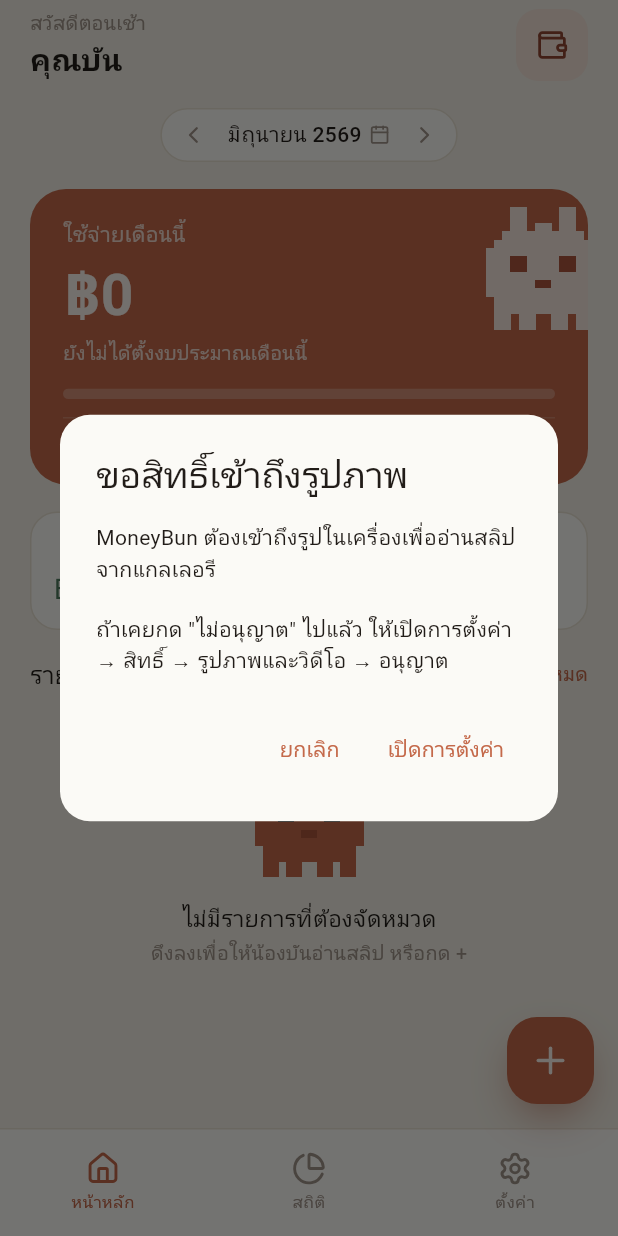
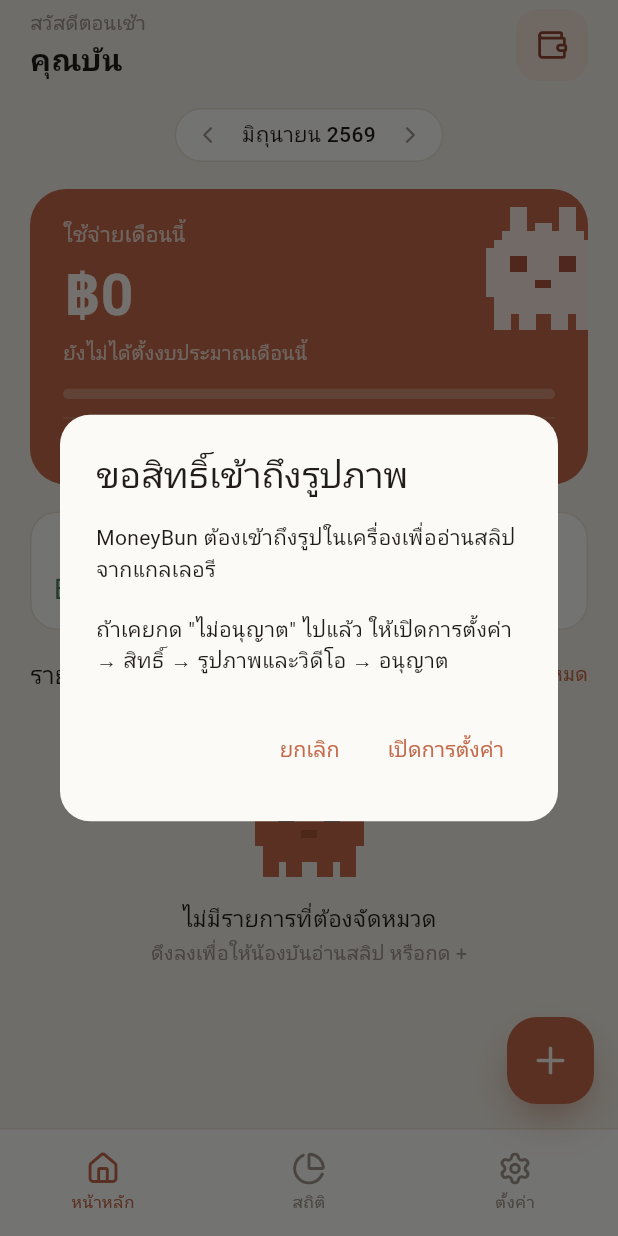
Before and after one commit to AfnanYapu09/-MoneyBun, a Flutter app: the screen it shows after launch, after a tap on "ข้าม", on a phone screen of 412 x 824 dp. Run offline on Flutter 3.47's test engine with Material 3 defaults, Android fonts, the phone set to English and light mode, and no system bars; our stand-ins replace cloud_firestore, drift, drift_flutter, firebase_auth, firebase_core, flutter_riverpod and 6 more; missing offline and left inert: google_mlkit_text_recognition, mobile_scanner, photo_manager; accounts and stored records are empty; generated files the repository leaves out were written again; Roboto replaces fonts that are missing (Ibm Plex Sans Thai, Mitr); statements that could not run were skipped.

Commit message:
refine period filter UI: simpler picker, today button, daily strip on Stats only
- PeriodChip: drop the calendar icon, show just month+year / week range
- Period picker: abbreviated month names in a 4-col grid; weeks listed as
  "สัปดาห์ N" with the date range as a subtitle
- Add a "วันนี้" shortcut in the picker header to jump back to the current
  month/week
- Move the 7-day daily strip to the Stats screen only (removed from Home)

Co-Authored-By: Claude Opus 4.8 <noreply@anthropic.com>
Claude-Session: https://claude.ai/code/session_01PfvM1Qr5EuybLHphMVt125

```diff
--- a/lib/core/widgets/period_chip.dart
+++ b/lib/core/widgets/period_chip.dart
@@ -42,17 +42,9 @@ class PeriodChip extends StatelessWidget {
               onTap: onTapLabel,
               child: Padding(
                 padding: const EdgeInsets.symmetric(horizontal: 8, vertical: 4),
-                child: Row(
-                  mainAxisSize: MainAxisSize.min,
-                  children: [
-                    Text(label,
-                        style: AppTypography.heading(
-                            size: 14, weight: FontWeight.w500)),
-                    const SizedBox(width: 5),
-                    const Icon(AppIcons.calendar,
-                        size: 14, color: AppColors.ink3),
-                  ],
-                ),
+                child: Text(label,
+                    style: AppTypography.heading(
+                        size: 14, weight: FontWeight.w500)),
               ),
             ),
             _Chevron(icon: AppIcons.chevronRight, onTap: onNext),
--- a/lib/features/home/presentation/home_screen.dart
+++ b/lib/features/home/presentation/home_screen.dart
@@ -17,7 +17,6 @@ import '../../../core/widgets/bun_avatar.dart';
 import '../../../core/widgets/bun_scanning_block.dart';
 import '../../../core/widgets/period_chip.dart';
 import '../../../core/widgets/stat_chip.dart';
-import '../../../core/widgets/week_strip.dart';
 import '../../../data/local/database.dart';
 import '../../../domain/enums/enums.dart';
 import '../../transactions/presentation/widgets/txn_day_group.dart';
@@ -118,13 +117,6 @@ class _HomeScreenState extends ConsumerState<HomeScreen> {
                       onNext: () =>
                           ref.read(selectedPeriodProvider.notifier).next(),
                     ),
-                    if (period.isWeek)
-                      WeekStrip(
-                        weekStart: period.anchor,
-                        dailyExpenseCents:
-                            weeklyExpenseCents(period.anchor, txns),
-                        locale: locale,
-                      ),
                     _SpendingCard(
                       spentCents: expense,
                       budgetCents: totalBudget,
```
Also changed, not shown: lib/features/stats/presentation/period_picker_sheet.dart (+68 -11 lines).
